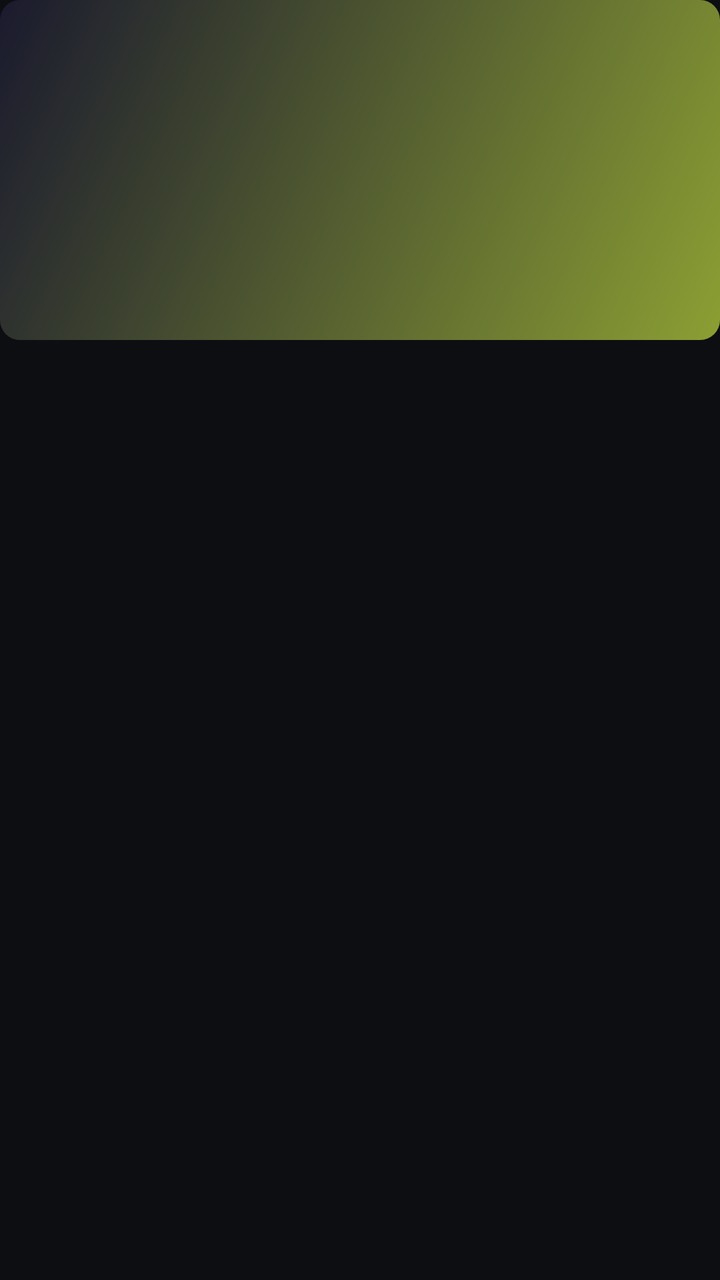
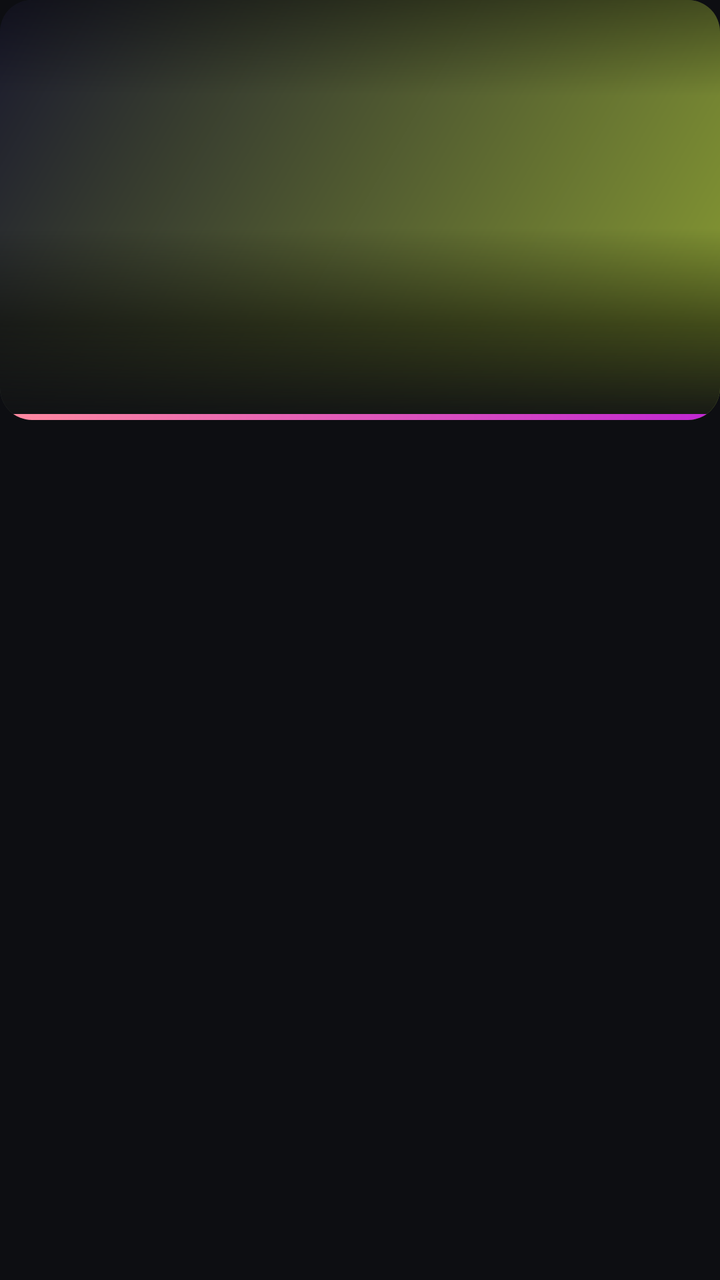

Screens rendered from an Android XML layout before and after an edit, with the pre-edit source and the edit as a unified diff.
<!-- AndroidManifest.xml: application theme Theme.Meggy -->
<!-- res/layout/item_drive_card.xml -->
<?xml version="1.0" encoding="utf-8"?>
<LinearLayout xmlns:android="http://schemas.android.com/apk/res/android"
    android:layout_width="160dp"
    android:layout_height="wrap_content"
    android:orientation="vertical"
    android:layout_marginEnd="12dp"
    android:focusable="true" android:focusableInTouchMode="true" android:clickable="true"
    android:foreground="?attr/selectableItemBackground">

    <FrameLayout
        android:layout_width="match_parent"
        android:layout_height="170dp"
        android:background="@drawable/card_gradient_pink"
        android:layout_marginBottom="8dp">
        <TextView android:id="@+id/drive_icon"
            android:layout_width="match_parent" android:layout_height="match_parent"
            android:gravity="center" android:textSize="44sp" />
    </FrameLayout>

    <TextView android:id="@+id/drive_name"
        android:layout_width="match_parent" android:layout_height="wrap_content"
        android:textColor="#E6EDF3" android:textSize="12sp" android:textStyle="bold"
        android:gravity="center" android:maxLines="2" android:ellipsize="end" />
</LinearLayout>
<!-- resources referenced by this layout -->
<resources>
  <!-- drawable card_gradient_pink (drawable) -->
  <?xml version="1.0" encoding="utf-8"?>
  <shape xmlns:android="http://schemas.android.com/apk/res/android" android:shape="rectangle">
      <gradient android:startColor="#FF8B9F33" android:endColor="#1a1a2e" android:angle="135" />
      <corners android:radius="10dp" />
  </shape>
  <color name="md_primary">#FFFF8B9F</color>
  <color name="md_on_primary">#FF1A0A0F</color>
  <color name="md_primary_container">#FF7B1FA2</color>
  <color name="md_on_primary_container">#FFFFEAF1</color>
  <color name="md_secondary">#FFC026D3</color>
  <color name="md_on_secondary">#FF1A0A1F</color>
  <color name="md_secondary_container">#FF5A1B6E</color>
  <color name="md_on_secondary_container">#FFFBD7FF</color>
  <color name="md_background">#FF0D0E12</color>
  <color name="md_surface">#FF16181F</color>
  <color name="md_surface_variant">#FF232634</color>
  <color name="md_on_background">#FFEAEAF0</color>
  <color name="md_on_surface">#FFEAEAF0</color>
  <color name="md_on_surface_variant">#FFC0C4D0</color>
  <color name="md_outline">#FF3A3F4F</color>
  <color name="md_outline_variant">#FF2A2E3A</color>
  <color name="md_error">#FFCF6679</color>
  <color name="md_on_error">#FF600014</color>
  <style name="Widget.Meggy.CardView" parent="Widget.Material3.CardView.Filled">
          <item name="cardBackgroundColor">@color/md_surface_container</item>
          <item name="cardCornerRadius">20dp</item>
          <item name="cardElevation">2dp</item>
          <item name="contentPadding">0dp</item>
          <item name="strokeWidth">0dp</item>
      </style>
  <color name="md_surface_container">#FF1B1E27</color>
  <!-- unchanged entries left out for length: 1 -->
</resources>

<!-- the commit's change to res/layout/item_drive_card.xml (unified diff, before → after) -->
@@ -1,24 +1,91 @@
 <?xml version="1.0" encoding="utf-8"?>
-<LinearLayout xmlns:android="http://schemas.android.com/apk/res/android"
-    android:layout_width="160dp"
+<FrameLayout xmlns:android="http://schemas.android.com/apk/res/android"
+    xmlns:app="http://schemas.android.com/apk/res-auto"
+    android:layout_width="150dp"
     android:layout_height="wrap_content"
-    android:orientation="vertical"
     android:layout_marginEnd="12dp"
-    android:focusable="true" android:focusableInTouchMode="true" android:clickable="true"
+    android:focusable="true"
+    android:focusableInTouchMode="true"
+    android:clickable="true"
     android:foreground="?attr/selectableItemBackground">
 
-    <FrameLayout
+    
+    <View
+        android:id="@+id/drive_focus_ring"
         android:layout_width="match_parent"
-        android:layout_height="170dp"
-        android:background="@drawable/card_gradient_pink"
-        android:layout_marginBottom="8dp">
-        <TextView android:id="@+id/drive_icon"
-            android:layout_width="match_parent" android:layout_height="match_parent"
-            android:gravity="center" android:textSize="44sp" />
-    </FrameLayout>
+        android:layout_height="210dp"
+        android:background="@drawable/tile_focus_border"
+        android:visibility="invisible" />
 
-    <TextView android:id="@+id/drive_name"
-        android:layout_width="match_parent" android:layout_height="wrap_content"
-        android:textColor="#E6EDF3" android:textSize="12sp" android:textStyle="bold"
-        android:gravity="center" android:maxLines="2" android:ellipsize="end" />
-</LinearLayout>
+    <com.google.android.material.card.MaterialCardView
+        android:id="@+id/drive_card_root"
+        android:layout_width="match_parent"
+        android:layout_height="210dp"
+        app:cardCornerRadius="16dp"
+        app:cardElevation="0dp"
+        app:cardBackgroundColor="#0F1218"
+        app:strokeWidth="0dp"
+        app:strokeColor="@android:color/transparent">
+
+        <FrameLayout
+            android:layout_width="match_parent"
+            android:layout_height="match_parent">
+
+            
+            <View
+                android:id="@+id/drive_bg"
+                android:layout_width="match_parent"
+                android:layout_height="match_parent"
+                android:background="@drawable/card_gradient_pink" />
+
+            
+            <TextView
+                android:id="@+id/drive_icon"
+                android:layout_width="match_parent"
+                android:layout_height="match_parent"
+                android:gravity="center"
+                android:textSize="52sp"
+                android:alpha="0.95" />
+
+            
+            <View
+                android:layout_width="match_parent"
+                android:layout_height="48dp"
+                android:layout_gravity="top"
+                android:background="@drawable/tile_overlay_top" />
+
+            
+            <View
+                android:layout_width="match_parent"
+                android:layout_height="96dp"
+                android:layout_gravity="bottom"
+                android:background="@drawable/tile_overlay_bottom" />
+
+            
+            <TextView
+                android:id="@+id/drive_name"
+                android:layout_width="match_parent"
+                android:layout_height="wrap_content"
+                android:layout_gravity="bottom"
+                android:gravity="center"
+                android:paddingHorizontal="10dp"
+                android:paddingBottom="12dp"
+                android:textColor="#FFFFFFFF"
+                android:textSize="12sp"
+                android:textStyle="bold"
+                android:shadowColor="#80000000"
+                android:shadowDx="0"
+                android:shadowDy="1"
+                android:shadowRadius="3"
+                android:maxLines="2"
+                android:ellipsize="end" />
+
+            
+            <View
+                android:layout_width="match_parent"
+                android:layout_height="3dp"
+                android:layout_gravity="bottom"
+                android:background="@drawable/progress_gradient" />
+        </FrameLayout>
+    </com.google.android.material.card.MaterialCardView>
+</FrameLayout>
<!-- resource entries referenced after the edit -->
@@ -5,6 +5,65 @@
   <shape xmlns:android="http://schemas.android.com/apk/res/android" android:shape="rectangle">
       <gradient android:startColor="#FF8B9F33" android:endColor="#1a1a2e" android:angle="135" />
       <corners android:radius="10dp" />
+  </shape>
+  <!-- drawable progress_gradient (drawable) -->
+  <?xml version="1.0" encoding="utf-8"?>
+  <shape xmlns:android="http://schemas.android.com/apk/res/android" android:shape="rectangle">
+      <gradient android:startColor="#FF8B9F" android:endColor="#C026D3" android:angle="0" />
+      <corners android:radius="2dp" />
+  </shape>
+  <!-- drawable tile_focus_border (drawable) -->
+  <?xml version="1.0" encoding="utf-8"?>
+  <layer-list xmlns:android="http://schemas.android.com/apk/res/android">
+      
+      <item>
+          <shape android:shape="rectangle">
+              <solid android:color="@android:color/transparent" />
+              <stroke android:width="2dp" android:color="#33FF8B9F" />
+              <corners android:radius="18dp" />
+              <padding
+                  android:left="6dp"
+                  android:top="6dp"
+                  android:right="6dp"
+                  android:bottom="6dp" />
+          </shape>
+      </item>
+      
+      <item>
+          <shape android:shape="rectangle">
+              <solid android:color="@android:color/transparent" />
+              <stroke android:width="2dp" android:color="#FFFF8B9F" />
+              <corners android:radius="14dp" />
+              <padding
+                  android:left="2dp"
+                  android:top="2dp"
+                  android:right="2dp"
+                  android:bottom="2dp" />
+          </shape>
+      </item>
+  </layer-list>
+  <!-- drawable tile_overlay_bottom (drawable) -->
+  <?xml version="1.0" encoding="utf-8"?>
+  <shape xmlns:android="http://schemas.android.com/apk/res/android"
+      android:shape="rectangle">
+      <gradient
+          android:startColor="#00000000"
+          android:centerColor="#80000000"
+          android:endColor="#F00D0E12"
+          android:angle="270"
+          android:type="linear" />
+      <corners android:radius="0dp" />
+  </shape>
+  <!-- drawable tile_overlay_top (drawable) -->
+  <?xml version="1.0" encoding="utf-8"?>
+  <shape xmlns:android="http://schemas.android.com/apk/res/android"
+      android:shape="rectangle">
+      <gradient
+          android:startColor="#66000000"
+          android:endColor="#00000000"
+          android:angle="270"
+          android:type="linear" />
+      <corners android:radius="0dp" />
   </shape>
   <color name="md_primary">#FFFF8B9F</color>
   <color name="md_on_primary">#FF1A0A0F</color>
